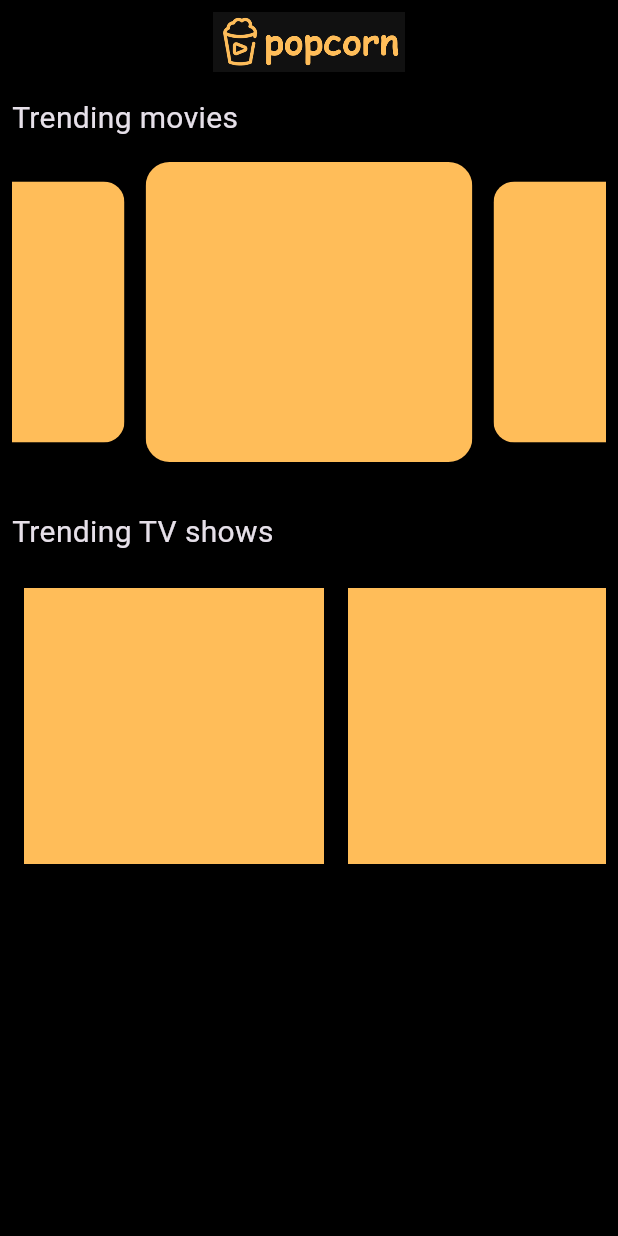
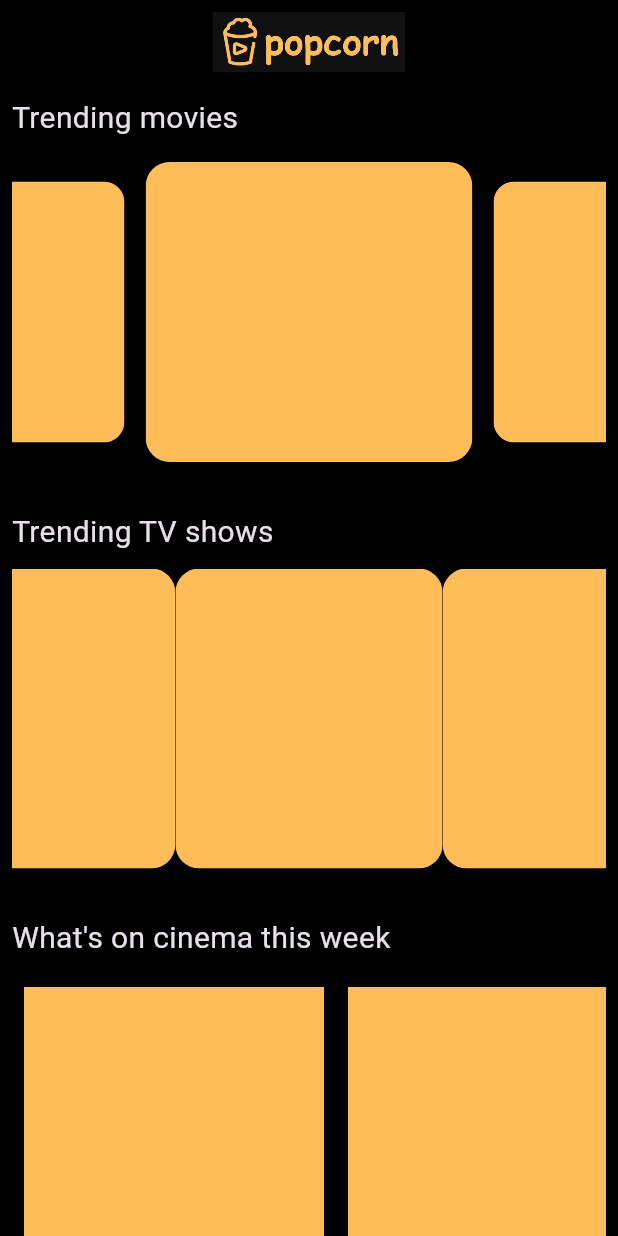
Before and after one commit to lehan2512/popcorn1, a Flutter app: the screen it shows after launch, on a phone screen of 412 x 824 dp. Run offline on Flutter 3.47's test engine with Material 3 defaults, Android fonts, the phone set to English and light mode, and no system bars; drawn by our look-alikes of carousel_slider; our stand-ins replace google_fonts.

Commit message:
home screen before api

```diff
--- /dev/null
+++ b/lib/Models/movie.dart
@@ -0,0 +1,23 @@
+class Movie
+{
+  String title;
+  String backdropPath;
+  String overview;
+  String posterPath;
+  String releaseDate;
+  double voteAverage;
+  bool adult;
+
+  Movie
+  (
+    {
+      required this.title,
+      required this.backdropPath,
+      required this.overview,
+      required this.posterPath,
+      required this.releaseDate,
+      required this.voteAverage,
+      required this.adult,
+    }
+  );
+}
--- a/lib/home_screen.dart
+++ b/lib/home_screen.dart
@@ -85,7 +85,41 @@ class _HomeScreenState extends State<HomeScreen>
                 'Trending TV shows',
                 style: GoogleFonts.aBeeZee(fontSize: 20)
               ),
-              const SizedBox(height: 15),
+              const SizedBox(height: 10),
+              SizedBox
+              (
+                width: double.infinity,
+                child: CarouselSlider.builder
+                (
+                  itemCount: 10,
+                  options: CarouselOptions
+                  (
+                    height: 200,
+                    viewportFraction: 0.45,
+                    pageSnapping: true,
+                  ),
+                  itemBuilder: (context, itemIndex, pageViewIndex)
+                  {
+                    return ClipRRect
+                    (
+                      borderRadius: BorderRadius.circular(16),
+                      child: Container
+                      (
+                        height: 200,
+                        width: 200,
+                        color: Colours.themeColour,
+                      ),
+                    );
+                  }
+                )
+              ),
+              const SizedBox(height: 32),
+              Text
+              (
+                "What's on cinema this week",
+                style: GoogleFonts.aBeeZee(fontSize: 20)
+              ),
+              const SizedBox(height: 10),
               SizedBox
               (
                 height: 200,
@@ -97,18 +131,143 @@ class _HomeScreenState extends State<HomeScreen>
                   itemCount: 10,
                   itemBuilder: (context, index)
                   {
-                    return Padding(
+                    return Padding
+                    (
                       padding: const EdgeInsets.all(8.0),
                       child: Container
                       (
-                          color: Colours.themeColour,
-                          height: 200,
-                          width: 200
+                        color: Colours.themeColour,
+                        height: 200,
+                        width: 200,
                       ),
                     );
                   },
-                )
-              )
+                ),
+              ),
+              const SizedBox(height: 32),
+              Text
+              (
+                "What's on cinema this week",
+                style: GoogleFonts.aBeeZee(fontSize: 20)
+              ),
+              const SizedBox(height: 10),
+              SizedBox
+              (
+                height: 200,
+                width: double.infinity,
+                child: ListView.builder
+                (
+                  scrollDirection: Axis.horizontal,
+                  physics: const BouncingScrollPhysics(),
+                  itemCount: 10,
+                  itemBuilder: (context, index)
+                  {
+                    return Padding
+                    (
+                      padding: const EdgeInsets.all(8.0),
+                      child: Container
+                      (
+                        color: Colours.themeColour,
+                        height: 200,
+                        width: 200,
+                      ),
+                    );
+                  },
+                ),
+              ),
+              const SizedBox(height: 32),
+              Text
+              (
+                "Highest grossing movies",
+                style: GoogleFonts.aBeeZee(fontSize: 20)
+              ),
+              const SizedBox(height: 10),
+              SizedBox
+              (
+                height: 200,
+                width: double.infinity,
+                child: ListView.builder
+                (
+                  scrollDirection: Axis.horizontal,
+                  physics: const BouncingScrollPhysics(),
+                  itemCount: 10,
+                  itemBuilder: (context, index)
+                  {
+                    return Padding
+                    (
+                      padding: const EdgeInsets.all(8.0),
+                      child: Container
+                      (
+                        color: Colours.themeColour,
+                        height: 200,
+                        width: 200,
+                      ),
+                    );
+                  },
+                ),
+              ),
+              const SizedBox(height: 32),
+              Text
+              (
+                "Highest grossing TV shows",
+                style: GoogleFonts.aBeeZee(fontSize: 20)
+              ),
+              const SizedBox(height: 10),
+              SizedBox
+              (
+                height: 200,
+                width: double.infinity,
+                child: ListView.builder
+                (
+                  scrollDirection: Axis.horizontal,
+                  physics: const BouncingScrollPhysics(),
+                  itemCount: 10,
+                  itemBuilder: (context, index)
+                  {
+                    return Padding
+                    (
+                      padding: const EdgeInsets.all(8.0),
+                      child: Container
+                      (
+                        color: Colours.themeColour,
+                        height: 200,
+                        width: 200,
+                      ),
+                    );
+                  },
+                ),
+              ),
+              const SizedBox(height: 32),
+              Text
+              (
+                "Watched again",
+                style: GoogleFonts.aBeeZee(fontSize: 20)
+              ),
+              const SizedBox(height: 10),
+              SizedBox
+              (
+                height: 200,
+                width: double.infinity,
+                child: ListView.builder
+                (
+                  scrollDirection: Axis.horizontal,
+                  physics: const BouncingScrollPhysics(),
+                  itemCount: 10,
+                  itemBuilder: (context, index)
+                  {
+                    return Padding
+                    (
+                      padding: const EdgeInsets.all(8.0),
+                      child: Container
+                      (
+                        color: Colours.themeColour,
+                        height: 200,
+                        width: 200,
+                      ),
+                    );
+                  },
+                ),
+              ),
             ],
           ),
         )
--- /dev/null
+++ b/lib/widgets/colours.dart
@@ -0,0 +1,9 @@
+import 'package:flutter/material.dart';
+
+class Colours
+{
+  static const scaffoldBgColour =  Color.fromARGB(255, 0, 0, 0);
+  static const themeColour = Color(0xFFFFBD59);
+  static const textColour = Color.fromARGB(255, 255, 255, 255);
+  static const smallTextColour = Color.fromRGBO(134, 134, 134, 1);
+}
--- /dev/null
+++ b/lib/widgets/trendingMovies_slider.dart
@@ -0,0 +1,44 @@
+import 'package:carousel_slider/carousel_slider.dart';
+import 'package:flutter/material.dart';
+import 'colours.dart';
+
+class TrendingMovies_slider extends StatelessWidget {
+  const TrendingMovies_slider({
+    super.key,
+  });
+
+  @override
+  Widget build(BuildContext context) {
+    return SizedBox
+    (
+      width: double.infinity,
+      child: CarouselSlider.builder
+      (
+        itemCount: 10,
+        options: CarouselOptions
+        (
+          height: 200,
+          autoPlay: true,
+          viewportFraction: 0.55,
+          enlargeCenterPage: true,
+          pageSnapping: true,
+          autoPlayCurve: Curves.fastOutSlowIn,
+          autoPlayAnimationDuration: const Duration(seconds: 1),
+        ),
+        itemBuilder: (context, itemIndex, pageViewIndex)
+        {
+          return ClipRRect
+          (
+            borderRadius: BorderRadius.circular(16),
+            child: Container
+            (
+              height: 200,
+              width: 300,
+              color: Colours.themeColour,
+            ),
+          );
+        }
+      )
+    );
+  }
+}
```
Also changed, not shown: lib/widgets/trendingTV_slider.dart (added).
